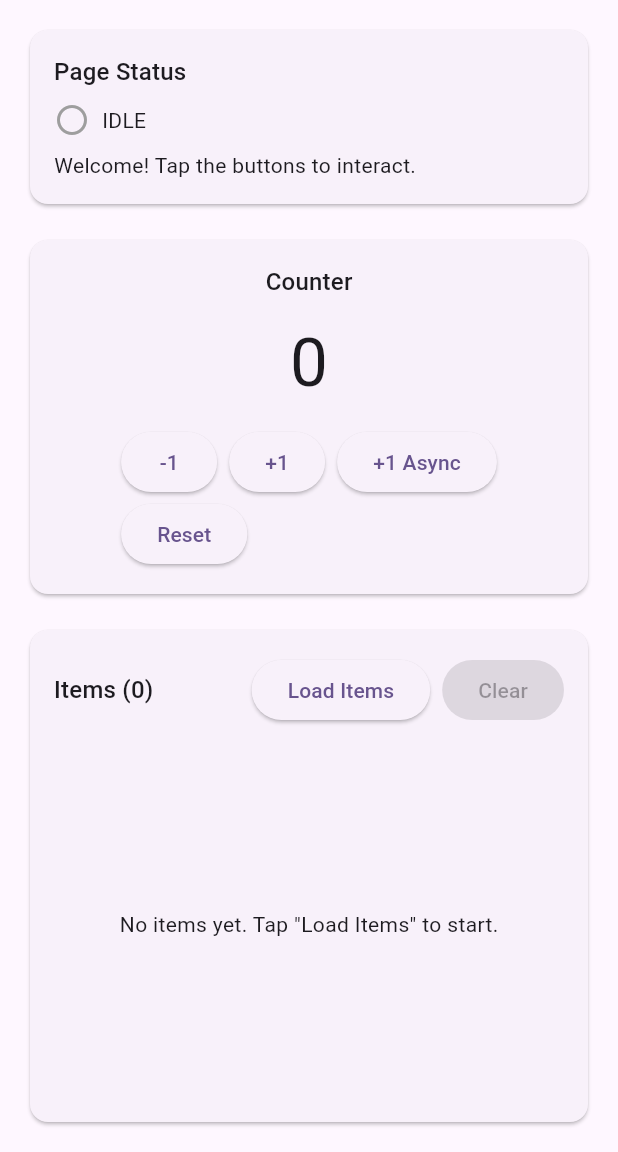
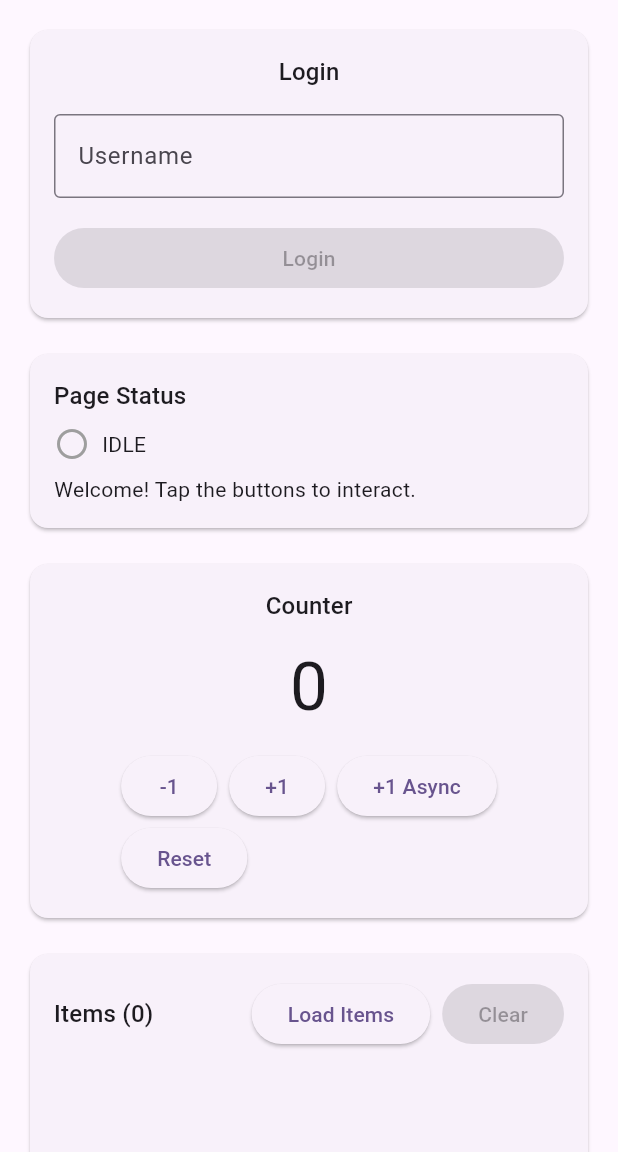
Before and after one commit to erf/mu_state, a Flutter app: the screen it shows after launch, on a phone screen of 412 x 824 dp, the part 84-1236 px from its top. Run offline on Flutter 3.47's test engine with Material 3 defaults, Android fonts, the phone set to English and light mode, and no system bars.

Commit message:
example: update with mu_multi_provider

```diff
--- /dev/null
+++ b/example/lib/auth_repository.dart
@@ -0,0 +1,27 @@
+import 'package:flutter/foundation.dart';
+
+/// Simple auth repository to demonstrate shared state
+class AuthRepository {
+  AuthRepository() : _currentUser = ValueNotifier('');
+
+  final ValueNotifier<String> _currentUser;
+
+  /// Current user state
+  ValueListenable<String> get currentUser => _currentUser;
+
+  /// Login with username
+  Future<void> login(String username) async {
+    // Simulate network call
+    await Future.delayed(const Duration(milliseconds: 500));
+    _currentUser.value = username;
+  }
+
+  /// Logout
+  void logout() {
+    _currentUser.value = '';
+  }
+
+  void dispose() {
+    _currentUser.dispose();
+  }
+}
--- a/example/lib/home_page/home_page.dart
+++ b/example/lib/home_page/home_page.dart
@@ -1,5 +1,6 @@
 import 'package:example/home_page/home_page_logic.dart';
 import 'package:example/home_page/home_page_state.dart';
+import 'package:example/login/login_widget.dart';
 import 'package:flutter/material.dart';
 import 'package:mu_state/mu_state.dart';
 
@@ -18,11 +19,16 @@ class HomePage extends StatelessWidget {
       body: MuBuilder<HomePageState>(
         valueListenable: logic,
         builder: (context, state, child) {
-          return Padding(
+          return SingleChildScrollView(
             padding: const EdgeInsets.all(16.0),
             child: Column(
               crossAxisAlignment: CrossAxisAlignment.stretch,
               children: [
+                // Login/User Section
+                const LoginWidget(),
+
+                const SizedBox(height: 16),
+
                 // Status Card
                 Card(
                   child: Padding(
@@ -124,7 +130,8 @@ class HomePage extends StatelessWidget {
                 const SizedBox(height: 16),
 
                 // Items Section
-                Expanded(
+                SizedBox(
+                  height: 300, // Fixed height instead of Expanded
                   child: Card(
                     child: Padding(
                       padding: const EdgeInsets.all(16.0),
--- a/example/lib/home_page/home_page_state.dart
+++ b/example/lib/home_page/home_page_state.dart
@@ -8,6 +8,7 @@ class HomePageState with MuComparable {
   final bool isLoading;
   final List<String> items;
   final HomePageStatus status;
+  final String? currentUser;
 
   const HomePageState({
     required this.counter,
@@ -15,6 +16,7 @@ class HomePageState with MuComparable {
     required this.isLoading,
     required this.items,
     required this.status,
+    this.currentUser,
   });
 
   HomePageState copyWith({
@@ -23,6 +25,7 @@ class HomePageState with MuComparable {
     bool? isLoading,
     List<String>? items,
     HomePageStatus? status,
+    String? currentUser,
   }) {
     return HomePageState(
       counter: counter ?? this.counter,
@@ -30,9 +33,11 @@ class HomePageState with MuComparable {
       isLoading: isLoading ?? this.isLoading,
       items: items ?? this.items,
       status: status ?? this.status,
+      currentUser: currentUser ?? this.currentUser,
     );
   }
 
   @override
-  List<Object?> get props => [counter, message, isLoading, items, status];
+  List<Object?> get props =>
+      [counter, message, isLoading, items, status, currentUser];
 }
--- /dev/null
+++ b/example/lib/login/login_state.dart
@@ -0,0 +1,35 @@
+import 'package:mu_state/mu_state.dart';
+
+/// Login state
+class LoginState with MuComparable {
+  final String user;
+  final bool signedIn;
+  final bool isLoading;
+  final String? error;
+
+  const LoginState({
+    this.user = '',
+    this.signedIn = false,
+    this.isLoading = false,
+    this.error,
+  });
+
+  bool get isLoggedIn => signedIn;
+
+  LoginState copyWith({
+    String? user,
+    bool? signedIn,
+    bool? isLoading,
+    String? error,
+  }) {
+    return LoginState(
+      user: user ?? this.user,
+      signedIn: signedIn ?? this.signedIn,
+      isLoading: isLoading ?? this.isLoading,
+      error: error ?? this.error,
+    );
+  }
+
+  @override
+  List<Object?> get props => [user, signedIn, isLoading, error];
+}
--- /dev/null
+++ b/example/lib/login/login_widget.dart
@@ -0,0 +1,114 @@
+import 'package:example/login/login_logic.dart';
+import 'package:example/login/login_state.dart';
+import 'package:flutter/material.dart';
+import 'package:mu_state/mu_state.dart';
+
+class LoginWidget extends StatefulWidget {
+  const LoginWidget({super.key});
+
+  @override
+  State<LoginWidget> createState() => _LoginWidgetState();
+}
+
+class _LoginWidgetState extends State<LoginWidget> {
+  final _controller = TextEditingController();
+
+  @override
+  void initState() {
+    super.initState();
+    // Listen to text changes to rebuild the widget
+    _controller.addListener(() {
+      setState(() {});
+    });
+  }
+
+  @override
+  void dispose() {
+    _controller.dispose();
+    super.dispose();
+  }
+
+  @override
+  Widget build(BuildContext context) {
+    final loginLogic = context.logic<LoginLogic, LoginState>();
+
+    return MuBuilder<LoginState>(
+      valueListenable: loginLogic,
+      builder: (context, loginState, child) {
+        if (loginState.isLoggedIn) {
+          return Card(
+            child: Padding(
+              padding: const EdgeInsets.all(16.0),
+              child: Column(
+                mainAxisSize: MainAxisSize.min,
+                children: [
+                  Text(
+                    'Welcome, ${loginState.user}!',
+                    style: Theme.of(context).textTheme.titleMedium,
+                  ),
+                  const SizedBox(height: 8),
+                  ElevatedButton(
+                    onPressed: loginState.isLoading ? null : loginLogic.logout,
+                    child: const Text('Logout'),
+                  ),
+                ],
+              ),
+            ),
+          );
+        }
+
+        return Card(
+          child: Padding(
+            padding: const EdgeInsets.all(16.0),
+            child: Column(
+              mainAxisSize: MainAxisSize.min,
+              children: [
+                Text(
+                  'Login',
+                  style: Theme.of(context).textTheme.titleMedium,
+                ),
+                const SizedBox(height: 16),
+                TextField(
+                  controller: _controller,
+                  decoration: const InputDecoration(
+                    labelText: 'Username',
+                    border: OutlineInputBorder(),
+                  ),
+                  enabled: !loginState.isLoading,
+                ),
+                const SizedBox(height: 16),
+                SizedBox(
+                  width: double.infinity,
+                  child: ElevatedButton(
+                    onPressed:
+                        loginState.isLoading || _controller.text.trim().isEmpty
+                            ? null
+                            : () {
+                                loginLogic.login(_controller.text.trim());
+                                _controller.text = '';
+                              },
+                    child: loginState.isLoading
+                        ? const SizedBox(
+                            width: 20,
+                            height: 20,
+                            child: CircularProgressIndicator(strokeWidth: 2),
+                          )
+                        : const Text('Login'),
+                  ),
+                ),
+                if (loginState.error != null) ...[
+                  const SizedBox(height: 8),
+                  Text(
+                    loginState.error!,
+                    style:
+                        TextStyle(color: Theme.of(context).colorScheme.error),
+                  ),
+                ],
+              ],
+            ),
+          ),
+        );
+      },
+    );
+  }
+}
--- a/example/lib/main.dart
+++ b/example/lib/main.dart
@@ -1,6 +1,9 @@
+import 'package:example/auth_repository.dart';
 import 'package:example/home_page/home_page.dart';
 import 'package:example/home_page/home_page_logic.dart';
 import 'package:example/home_page/home_page_state.dart';
+import 'package:example/login/login_logic.dart';
+import 'package:example/login/login_state.dart';
 import 'package:flutter/material.dart';
 import 'package:mu_state/mu_state.dart';
 
@@ -13,16 +16,25 @@ class MyApp extends StatelessWidget {
 
   @override
   Widget build(BuildContext context) {
+    // Create repository instance
+    final authRepository = AuthRepository();
+
     return MaterialApp(
       title: 'mu_state Example',
       theme: ThemeData(
         colorScheme: ColorScheme.fromSeed(seedColor: Colors.deepPurple),
         useMaterial3: true,
       ),
-      home: MuProvider<HomePageLogic, HomePageState>(
-        logic: HomePageLogic(),
-        child: const HomePage(),
-      ),
+      home: MuMultiProvider([
+        (child) => MuProvider<LoginLogic, LoginState>(
+              logic: LoginLogic(authRepository),
+              child: child,
+            ),
+        (child) => MuProvider<HomePageLogic, HomePageState>(
+              logic: HomePageLogic(authRepository),
+              child: child,
+            ),
+      ], child: const HomePage()),
     );
   }
 }
```
Also changed, not shown: example/lib/home_page/home_page_logic.dart (+48 -15 lines), example/lib/login/login_logic.dart (added, +53 -0 lines).
